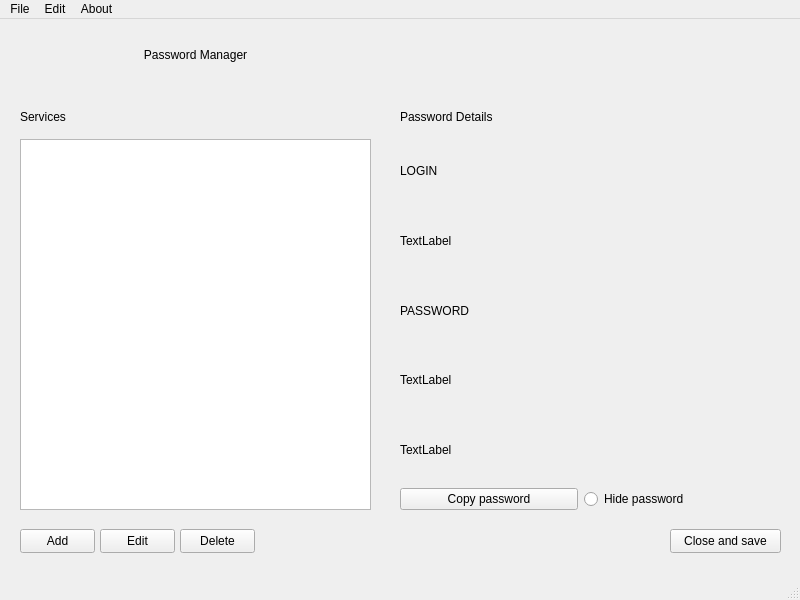
The window that passwordmanager.ui (pkuszn/PasswordManagerQT) describes before a commit, drawn with Qt 5.
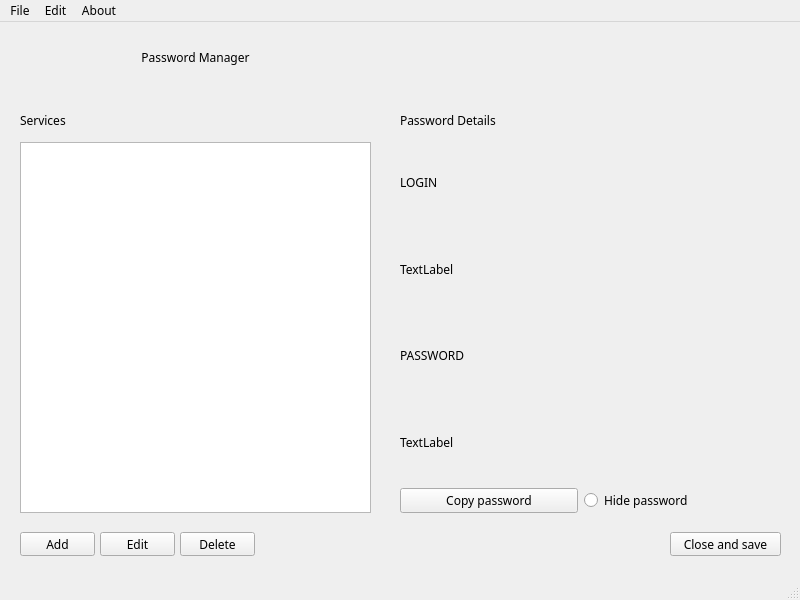
The same window after the commit.

```diff
--- a/passwordmanager.ui
+++ b/passwordmanager.ui
@@ -11,7 +11,9 @@
    </rect>
   </property>
   <property name="font">
-   <font/>
+   <font>
+    <family>Fira Code Medium</family>
+   </font>
   </property>
   <property name="windowTitle">
    <string>PasswordManager</string>
@@ -27,7 +29,9 @@
      </rect>
     </property>
     <property name="font">
-     <font/>
+     <font>
+      <family>Fira Code Medium</family>
+     </font>
     </property>
     <property name="text">
      <string>Password Manager</string>
@@ -91,7 +95,9 @@
      </rect>
     </property>
     <property name="font">
-     <font/>
+     <font>
+      <family>Fira Code Medium</family>
+     </font>
     </property>
     <property name="text">
      <string>Services</string>
@@ -107,7 +113,9 @@
      </rect>
     </property>
     <property name="font">
-     <font/>
+     <font>
+      <family>Fira Code Medium</family>
+     </font>
     </property>
     <property name="text">
      <string>Password Details</string>
@@ -161,13 +169,6 @@
        </property>
       </widget>
      </item>
-     <item>
-      <widget class="QLabel" name="label_8">
-       <property name="text">
-        <string>TextLabel</string>
-       </property>
-      </widget>
-     </item>
      <item>
       <layout class="QHBoxLayout" name="horizontalLayout">
        <item>
```
